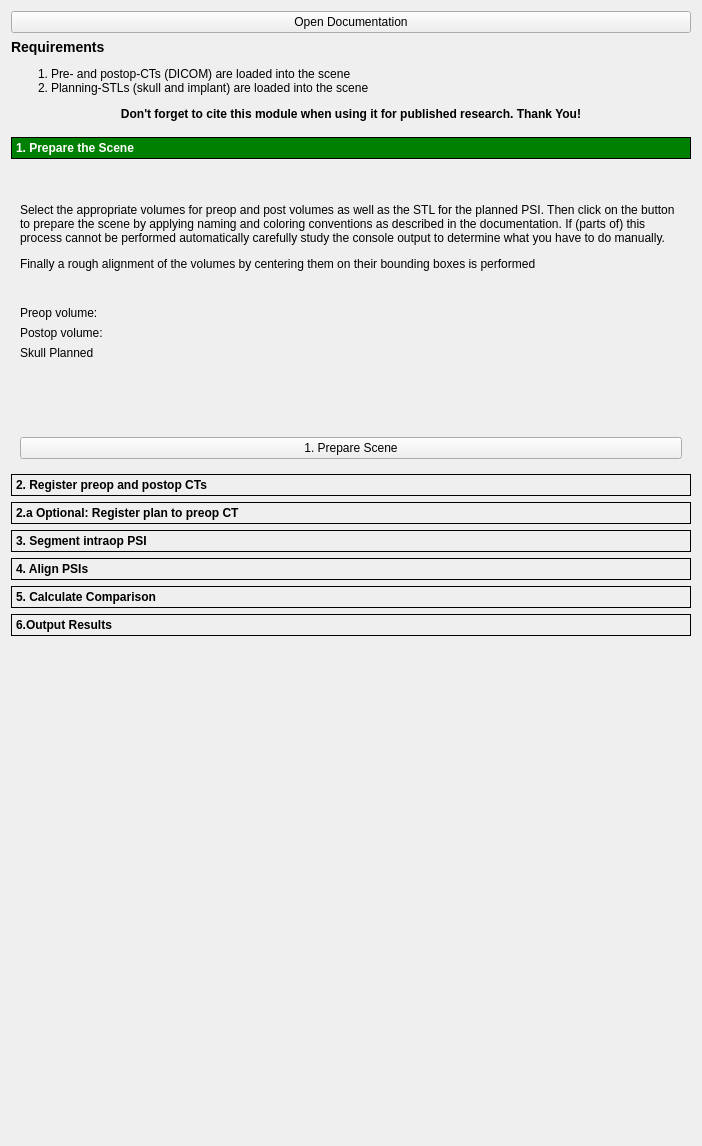
Qt form PSOIEvaluation/Resources/UI/OrbitaPSIWorkflowModule.ui (johannesschulze/SlicerPSOIEvaluation) before a commit.
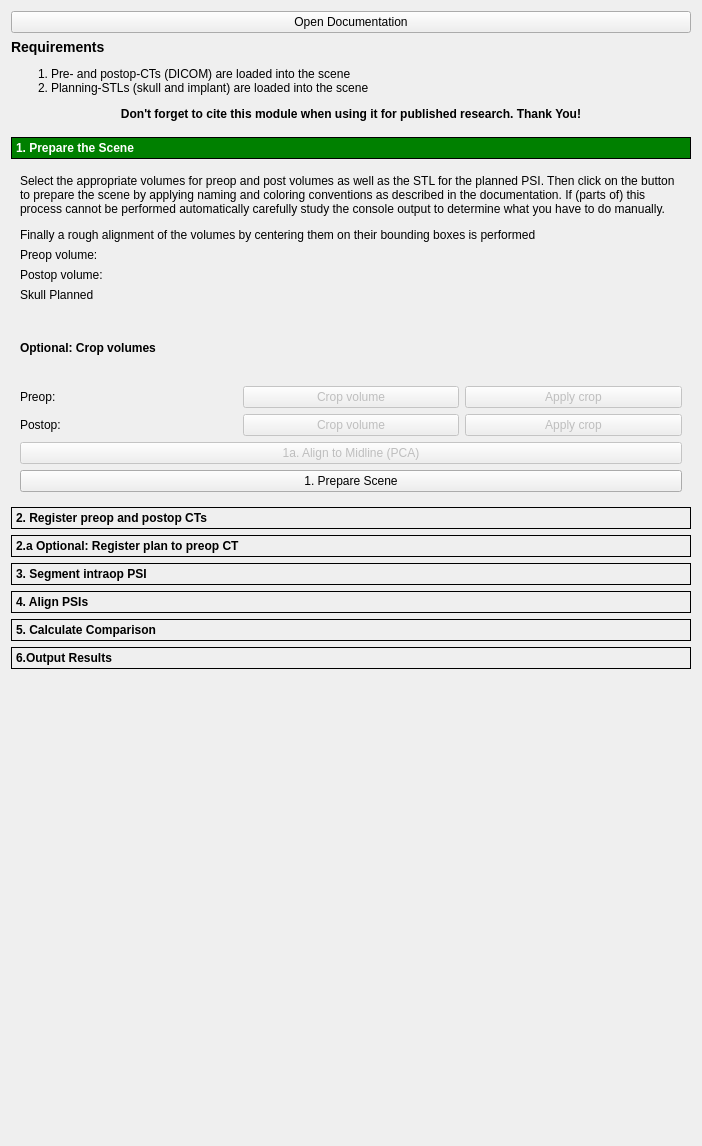
The same form after that commit. The open tabs and pages were chosen to show the change. Custom widgets are drawn as their Qt base class.

Patch:
```diff
--- a/PSOIEvaluation/Resources/UI/OrbitaPSIWorkflowModule.ui
+++ b/PSOIEvaluation/Resources/UI/OrbitaPSIWorkflowModule.ui
@@ -201,6 +201,100 @@
          </item>
         </layout>
        </item>
+       <item>
+        <widget class="QLabel" name="labelCropDescription">
+         <property name="text">
+          <string>&lt;b&gt;Optional: Crop volumes&lt;/b&gt;</string>
+         </property>
+        </widget>
+       </item>
+       <item>
+        <layout class="QHBoxLayout" name="hLayoutCropPreop">
+         <item>
+          <widget class="QLabel" name="labelCropPreop">
+           <property name="text">
+            <string>Preop:</string>
+           </property>
+           <property name="minimumSize">
+            <size>
+             <width>55</width>
+             <height>0</height>
+            </size>
+           </property>
+          </widget>
+         </item>
+         <item>
+          <widget class="QPushButton" name="cropPreopButton">
+           <property name="text">
+            <string>Crop volume</string>
+           </property>
+           <property name="enabled">
+            <bool>false</bool>
+           </property>
+          </widget>
+         </item>
+         <item>
+          <widget class="QPushButton" name="applyCropPreopButton">
+           <property name="text">
+            <string>Apply crop</string>
+           </property>
+           <property name="enabled">
+            <bool>false</bool>
+           </property>
+          </widget>
+         </item>
+        </layout>
+       </item>
+       <item>
+        <layout class="QHBoxLayout" name="hLayoutCropPostop">
+         <item>
+          <widget class="QLabel" name="labelCropPostop">
+           <property name="text">
+            <string>Postop:</string>
+           </property>
+           <property name="minimumSize">
+            <size>
+             <width>55</width>
+             <height>0</height>
+            </size>
+           </property>
+          </widget>
+         </item>
+         <item>
+          <widget class="QPushButton" name="cropPostopButton">
+           <property name="text">
+            <string>Crop volume</string>
+           </property>
+           <property name="enabled">
+            <bool>false</bool>
+           </property>
+          </widget>
+         </item>
+         <item>
+          <widget class="QPushButton" name="applyCropPostopButton">
+           <property name="text">
+            <string>Apply crop</string>
+           </property>
+           <property name="enabled">
+            <bool>false</bool>
+           </property>
+          </widget>
+         </item>
+        </layout>
+       </item>
+       <item>
+        <widget class="QPushButton" name="alignMidlineButton">
+         <property name="toolTip">
+          <string>Rotates the preop CT to align the skull midsagittal plane with x=0 using PCA on cortical bone voxels. Interaction handles are shown for manual fine-tuning.</string>
+         </property>
+         <property name="text">
+          <string>1a. Align to Midline (PCA)</string>
+         </property>
+         <property name="enabled">
+          <bool>false</bool>
+         </property>
+        </widget>
+       </item>
        <item>
         <widget class="QPushButton" name="prepareSceneButton">
          <property name="text">
```
Left out of the diff: 151 changed lines with no effect on the pictures.
